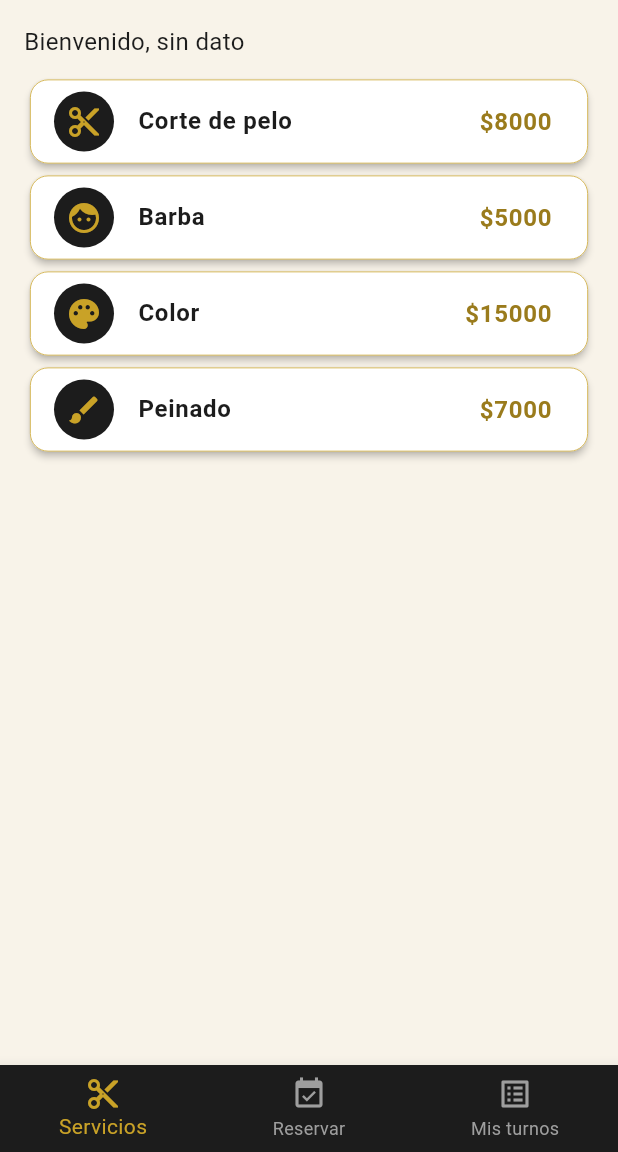
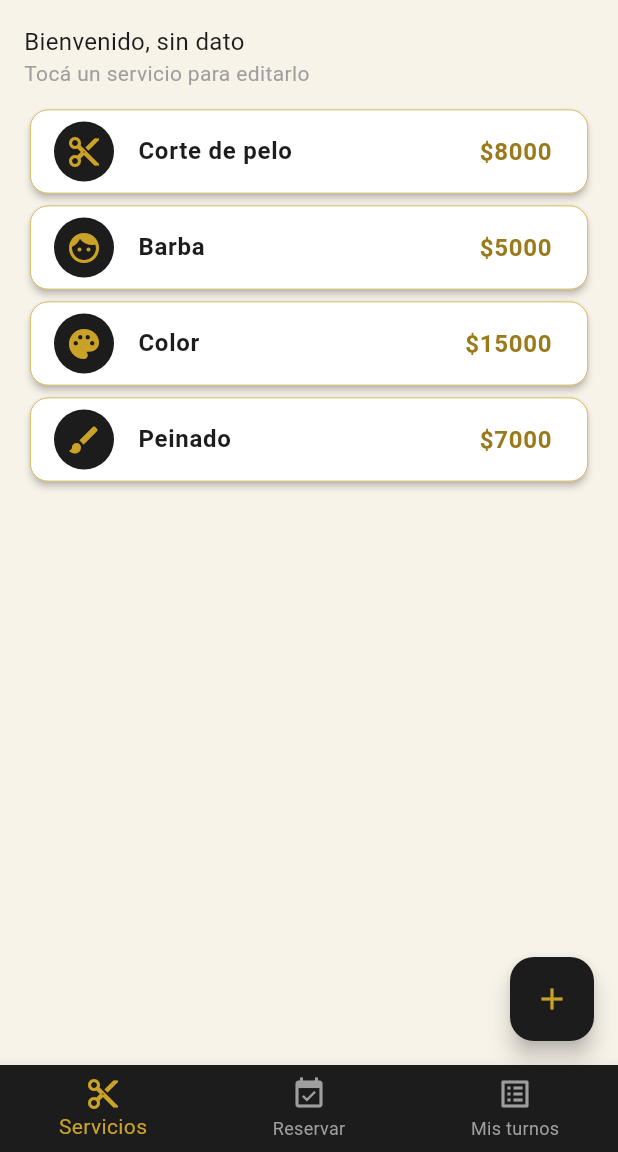
Before and after one commit to HuertaEnzoAriel/Turnos-Peluqueria, a Flutter app: the MainPage screen opened by its route, on a phone screen of 412 x 824 dp, the part 84-1236 px from its top. Run offline on Flutter 3.47's test engine with Material 3 defaults, Android fonts, the phone set to English and light mode, and no system bars; our stand-ins replace flutter_svg.

```diff
--- a/lib/src/pages/main_page.dart
+++ b/lib/src/pages/main_page.dart
@@ -15,10 +15,48 @@ class _MainPageState extends State<MainPage> {
   int _indice = 0;
   final List<Map<String, String>> _turnos = [];
 
+  final List<Map<String, dynamic>> _servicios = [
+    {'nombre': 'Corte de pelo', 'precio': 8000, 'icono': Icons.content_cut},
+    {'nombre': 'Barba', 'precio': 5000, 'icono': Icons.face},
+    {'nombre': 'Color', 'precio': 15000, 'icono': Icons.palette},
+    {'nombre': 'Peinado', 'precio': 7000, 'icono': Icons.brush},
+  ];
+
   void _agregarTurno(Map<String, String> turno) {
     setState(() {
       _turnos.add(turno);
       _indice = 2;   // salta a "Mis turnos"
+    });
+  }
+
+  // indice == null → servicio nuevo; si no, se edita el de esa posición
+  void _abrirServicio(int? indice) async {
+    // Nombres ya usados, para que no se repitan en el dropdown de Reservar
+    List<String> existentes = ['Sin dato'];
+    for (var s in _servicios) {
+      existentes.add(s['nombre']);
+    }
+    if (indice != null) {
+      existentes.remove(_servicios[indice]['nombre']);
+    }
+
+    final resultado = await Navigator.pushNamed(context, 'servicio', arguments: {
+      'servicio': indice == null ? null : _servicios[indice],
+      'existentes': existentes,
+    });
+
+    if (resultado != null) {
+      _guardarServicio(resultado as Map<String, dynamic>, indice);
+    }
+  }
+
+  void _guardarServicio(Map<String, dynamic> servicio, int? indice) {
+    setState(() {
+      if (indice == null) {
+        _servicios.add(servicio);
+      } else {
+        _servicios[indice] = servicio;
+      }
     });
   }
 
@@ -27,8 +65,8 @@ class _MainPageState extends State<MainPage> {
     final String email = ModalRoute.of(context)!.settings.arguments as String? ?? 'sin dato';
 
     final List<Widget> pantallas = [
-      ServiciosTab(email: email),
-      ReservarTab(onReservar: _agregarTurno),
+      ServiciosTab(email: email, servicios: _servicios, onEditar: _abrirServicio),
+      ReservarTab(servicios: _servicios, onReservar: _agregarTurno),
       TurnosTab(turnos: _turnos),
     ];
 
@@ -56,6 +94,15 @@ class _MainPageState extends State<MainPage> {
         ],
       ),
       body: pantallas[_indice],
+      // El botón de agregar solo se ve en la pestaña Servicios
+      floatingActionButton: _indice == 0
+          ? FloatingActionButton(
+              backgroundColor: AppColores.negro,
+              foregroundColor: AppColores.dorado,
+              onPressed: () => _abrirServicio(null),
+              child: Icon(Icons.add),
+            )
+          : null,
       bottomNavigationBar: BottomNavigationBar(
         currentIndex: _indice,
         onTap: (i) => setState(() => _indice = i),
--- a/lib/src/pages/routes/routes.dart
+++ b/lib/src/pages/routes/routes.dart
@@ -1,10 +1,12 @@
 import 'package:flutter/material.dart';
 import '../login_page.dart';
 import '../main_page.dart';
+import '../servicio_page.dart';
 
 Map<String, WidgetBuilder> getAplicationRoutes() {
   return {
     '/': (context) => const LoginPage(),
     'home': (context) => const MainPage(),
+    'servicio': (context) => const ServicioPage(),
   };
 }
--- a/lib/src/pages/servicios_tab.dart
+++ b/lib/src/pages/servicios_tab.dart
@@ -3,24 +3,35 @@ import '../app_theme.dart';
 
 class ServiciosTab extends StatelessWidget {
   final String email;
-  ServiciosTab({super.key, required this.email});
-
-  final List<Map<String, dynamic>> _servicios = [
-    {'nombre': 'Corte de pelo', 'precio': 8000, 'icono': Icons.content_cut},
-    {'nombre': 'Barba', 'precio': 5000, 'icono': Icons.face},
-    {'nombre': 'Color', 'precio': 15000, 'icono': Icons.palette},
-    {'nombre': 'Peinado', 'precio': 7000, 'icono': Icons.brush},
-  ];
+  final List<Map<String, dynamic>> servicios;
+  final Function(int) onEditar;
+  const ServiciosTab({
+    super.key,
+    required this.email,
+    required this.servicios,
+    required this.onEditar,
+  });
 
   @override
   Widget build(BuildContext context) {
-    return ListView(
+    return ListView.builder(
       padding: EdgeInsets.all(16),
+      itemCount: servicios.length + 1,   // +1 por el saludo de arriba
+      itemBuilder: (context, i) {
+        if (i == 0) {
+          return Padding(
+            padding: EdgeInsets.only(bottom: 10),
+            child: Column(
+              crossAxisAlignment: CrossAxisAlignment.start,
               children: [
                 Text('Bienvenido, $email', style: TextStyle(fontSize: 16, color: AppColores.negro)),
-        SizedBox(height: 10),
-        for (final s in _servicios)
-          Card(
+                Text('Tocá un servicio para editarlo', style: TextStyle(color: Colors.grey)),
+              ],
+            ),
+          );
+        }
+        final s = servicios[i - 1];
+        return Card(
           child: ListTile(
             leading: CircleAvatar(
               backgroundColor: AppColores.negro,
@@ -35,9 +46,10 @@ class ServiciosTab extends StatelessWidget {
                 color: AppColores.doradoOscuro,
               ),
             ),
+            onTap: () => onEditar(i - 1),
           ),
-          ),
-      ],
+        );
+      },
     );
   }
 }
--- a/pubspec.yaml
+++ b/pubspec.yaml
@@ -8,6 +8,8 @@ environment:
 
 dependencies:
   flutter:
+    sdk: flutter
+  flutter_localizations:
     sdk: flutter
   flutter_svg: ^2.3.0
 
```
Also changed, not shown: lib/main.dart (+7 -0 lines), lib/src/pages/reservar_tab.dart (+8 -5 lines), lib/src/pages/servicio_page.dart (added, +105 -0 lines), pubspec.lock. Lines whose indentation alone changed are shown as unchanged.
